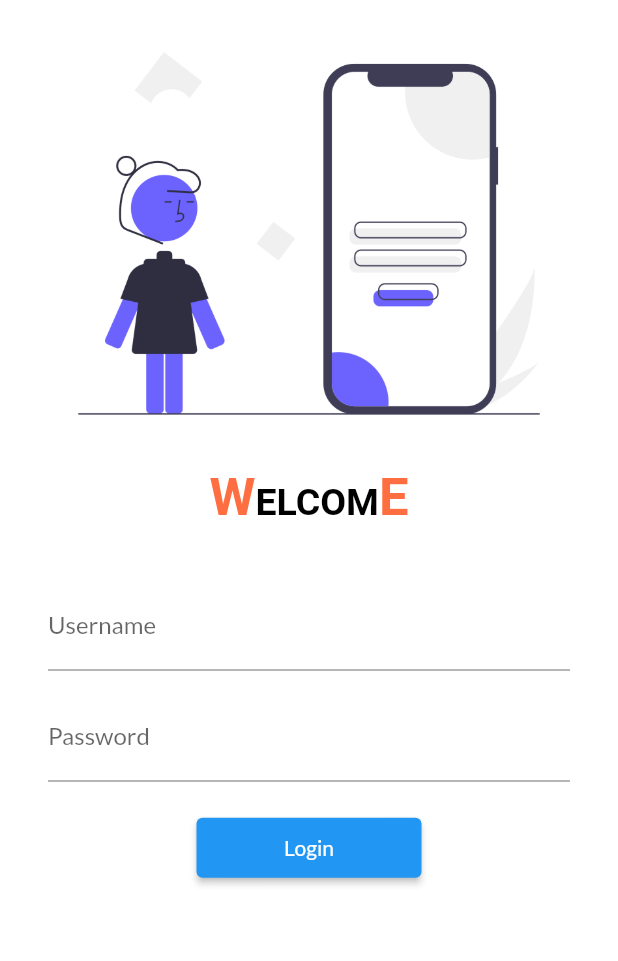
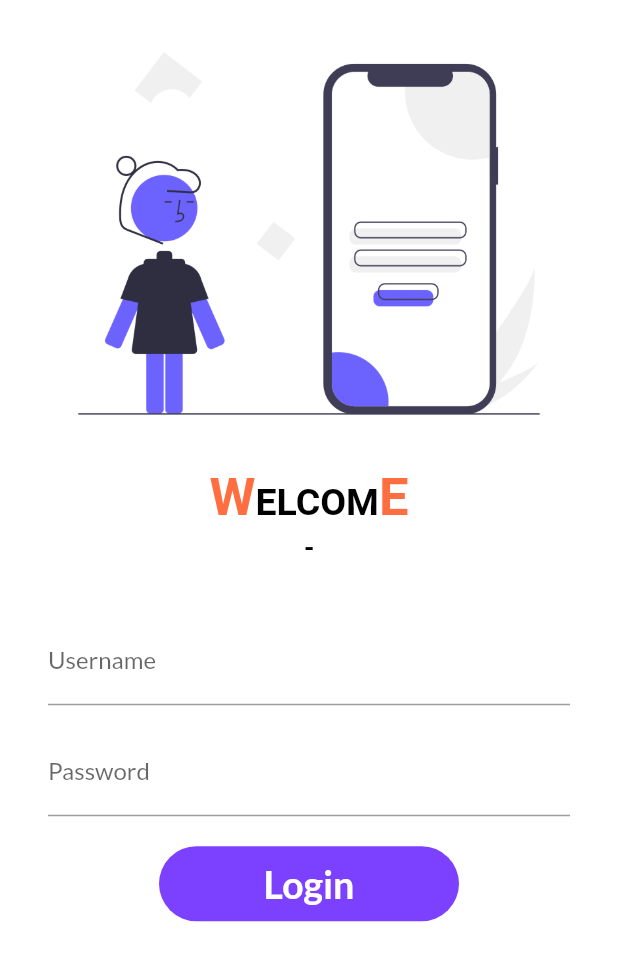
Before and after one commit to Faruqe560/30DaysOfFlutter, a Flutter app: the screen it shows after launch, on a phone screen of 412 x 824 dp. Shown: the top 961 px of the screen. Run offline on Flutter 3.47's test engine with Material 2 defaults, Android fonts, the phone set to English and light mode, and no system bars; our stand-ins replace google_fonts.

Commit message:
day 6 completed

```diff
--- a/lib/pages/login_page.dart
+++ b/lib/pages/login_page.dart
@@ -4,9 +4,16 @@ import 'package:flutter/cupertino.dart';
 import 'package:flutter/material.dart';
 import 'package:flutter_8_hourse/utils/routes.dart';
 
-class LoginPage extends StatelessWidget {
+class LoginPage extends StatefulWidget {
   const LoginPage({Key? key}) : super(key: key);
 
+  @override
+  State<LoginPage> createState() => _LoginPageState();
+}
+
+class _LoginPageState extends State<LoginPage> {
+  String name = "";
+  bool changeButton = false;
   @override
   Widget build(BuildContext context) {
     return Material(
@@ -31,8 +38,15 @@ class LoginPage extends StatelessWidget {
                         text: "ELCOM",
                         style: TextStyle(fontSize: 25, color: Colors.black),
                       ),
-                      TextSpan(text: "E")
+                      TextSpan(text: "E"),
                     ]),
+              ),
+              Text(
+                "-$name",
+                style: TextStyle(
+                    fontSize: 19,
+                    fontWeight: FontWeight.bold,
+                    color: Colors.black),
               ),
               SizedBox(
                 height: 20.0,
@@ -47,6 +61,11 @@ class LoginPage extends StatelessWidget {
                         hintText: "Enter Your Username",
                         labelText: "Username",
                       ),
+                      onChanged: (value) {
+                        setState(() {
+                          name = value;
+                        });
+                      },
                     ),
                     SizedBox(
                       height: 15,
@@ -61,15 +80,48 @@ class LoginPage extends StatelessWidget {
                     SizedBox(
                       height: 20.0,
                     ),
-                    ElevatedButton(
-                      onPressed: () {
+                    // ElevatedButton(
+                    //   onPressed: () {
+                    //     Navigator.pushNamed(context, MyRoutes.homeRoute);
+                    //   },
+                    //   child: Text("Login"),
+                    //   style: TextButton.styleFrom(
+                    //     minimumSize: Size(150, 40),
+                    //   ),
+                    // ),
+                    InkWell(
+                      onTap: (() async {
+                        setState(() {
+                          changeButton = true;
+                        });
+                        await Future.delayed(
+                          Duration(seconds: 1),
+                        );
                         Navigator.pushNamed(context, MyRoutes.homeRoute);
-                      },
-                      child: Text("Login"),
-                      style: TextButton.styleFrom(
-                        minimumSize: Size(150, 40),
+                      }),
+                      child: AnimatedContainer(
+                        duration: Duration(seconds: 1),
+                        height: 50.0,
+                        width: changeButton ? 100.0 : 200.0,
+                        alignment: Alignment.center,
+                        decoration: BoxDecoration(
+                          color: Color.fromARGB(255, 124, 64, 255),
+                          borderRadius: BorderRadius.circular(40.0),
+                        ),
+                        child: changeButton
+                            ? Icon(
+                                Icons.done,
+                                color: Colors.white,
+                              )
+                            : Text(
+                                "Login",
+                                style: TextStyle(
+                                    fontSize: 25,
+                                    fontWeight: FontWeight.bold,
+                                    color: Colors.white),
+                              ),
                       ),
-                    ),
+                    )
                   ],
                 ),
               ),
```
